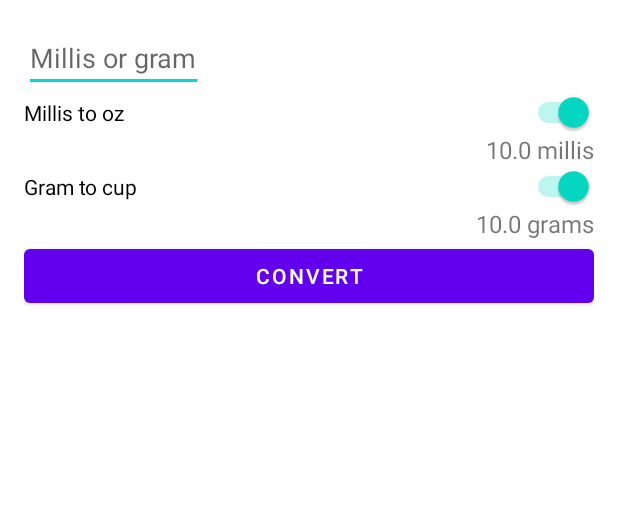
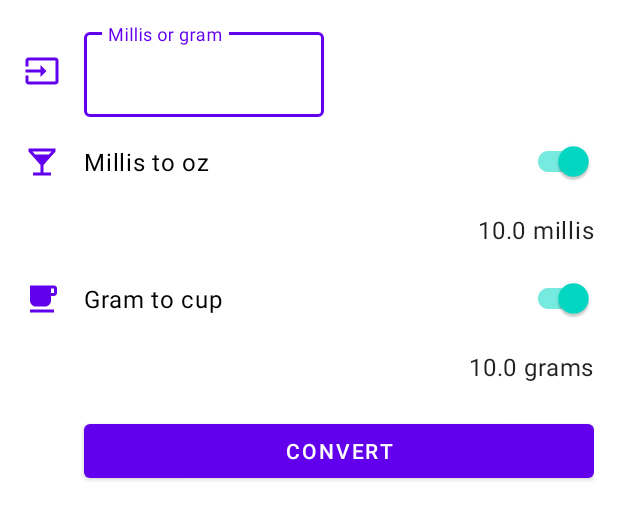
Before and after one commit to Oneul1213/ADG_CookingUnitConverter, an Android app: the layout activity_main.xml on its own in the app's theme, with its tools: preview values and no code run, on a phone screen of 412 x 824 dp. Shown: the top 520 px of the screen. Run offline under Robolectric (Android 15) with nearby library versions, the phone set to English and light mode, and no system bars.

Commit message:
테마 적용(Create a more polished user experience - 연습하기)

```diff
--- /dev/null
+++ b/app/src/main/res/drawable/ic_cup.xml
@@ -0,0 +1,10 @@
+<vector xmlns:android="http://schemas.android.com/apk/res/android"
+    android:width="24dp"
+    android:height="24dp"
+    android:tint="?attr/colorPrimary"
+    android:viewportWidth="24"
+    android:viewportHeight="24">
+    <path
+        android:fillColor="@android:color/white"
+        android:pathData="M20,3L4,3v10c0,2.21 1.79,4 4,4h6c2.21,0 4,-1.79 4,-4v-3h2c1.11,0 2,-0.9 2,-2L22,5c0,-1.11 -0.89,-2 -2,-2zM20,8h-2L18,5h2v3zM4,19h16v2L4,21z" />
+</vector>
--- /dev/null
+++ b/app/src/main/res/drawable/ic_input.xml
@@ -0,0 +1,10 @@
+<vector xmlns:android="http://schemas.android.com/apk/res/android"
+    android:width="24dp"
+    android:height="24dp"
+    android:tint="?attr/colorPrimary"
+    android:viewportWidth="24"
+    android:viewportHeight="24">
+    <path
+        android:fillColor="@android:color/white"
+        android:pathData="M21,3.01H3c-1.1,0 -2,0.9 -2,2V9h2V4.99h18v14.03H3V15H1v4.01c0,1.1 0.9,1.98 2,1.98h18c1.1,0 2,-0.88 2,-1.98v-14c0,-1.11 -0.9,-2 -2,-2zM11,16l4,-4 -4,-4v3H1v2h10v3z" />
+</vector>
--- /dev/null
+++ b/app/src/main/res/drawable/ic_oz.xml
@@ -0,0 +1,10 @@
+<vector xmlns:android="http://schemas.android.com/apk/res/android"
+    android:width="24dp"
+    android:height="24dp"
+    android:tint="?attr/colorPrimary"
+    android:viewportWidth="24"
+    android:viewportHeight="24">
+    <path
+        android:fillColor="@android:color/white"
+        android:pathData="M21,5V3H3v2l8,9v5H6v2h12v-2h-5v-5l8,-9zM7.43,7L5.66,5h12.69l-1.78,2H7.43z" />
+</vector>
--- a/app/src/main/res/layout/activity_main.xml
+++ b/app/src/main/res/layout/activity_main.xml
@@ -8,49 +8,97 @@
     android:padding="16dp"
     tools:context=".MainActivity">
 
-    <EditText
-        android:id="@+id/millis_or_gram"
+    <ImageView
+        android:id="@+id/ic_millis_or_gram"
         android:layout_width="wrap_content"
         android:layout_height="wrap_content"
+        android:importantForAccessibility="no"
+        app:srcCompat="@drawable/ic_input"
+        app:layout_constraintTop_toTopOf="@id/millis_or_gram"
+        app:layout_constraintStart_toStartOf="parent"
+        app:layout_constraintBottom_toBottomOf="@id/millis_or_gram"
+        />
+
+    <com.google.android.material.textfield.TextInputLayout
+        android:id="@+id/millis_or_gram"
+        android:layout_width="160dp"
+        android:layout_height="wrap_content"
         android:hint="@string/millis_or_gram"
+        android:layout_marginStart="16dp"
         app:layout_constraintTop_toTopOf="parent"
-        app:layout_constraintStart_toStartOf="parent" />
+        app:layout_constraintStart_toEndOf="@id/ic_millis_or_gram">
 
-    <Switch
+        <com.google.android.material.textfield.TextInputEditText
+            android:id="@+id/millis_or_gram_edit_text"
+            android:layout_width="match_parent"
+            android:layout_height="wrap_content"
+            android:inputType="numberDecimal" />
+
+    </com.google.android.material.textfield.TextInputLayout>
+
+    <ImageView
+        android:id="@+id/ic_millis_to_oz"
+        android:layout_width="wrap_content"
+        android:layout_height="wrap_content"
+        android:importantForAccessibility="no"
+        app:srcCompat="@drawable/ic_oz"
+        app:layout_constraintStart_toStartOf="parent"
+        app:layout_constraintTop_toTopOf="@id/millis_to_oz_switch"
+        app:layout_constraintBottom_toBottomOf="@id/millis_to_oz_switch" />
+
+    <com.google.android.material.switchmaterial.SwitchMaterial
         android:id="@+id/millis_to_oz_switch"
         android:layout_width="0dp"
         android:layout_height="16dp"
         android:text="@string/millis_to_oz"
         android:checked="true"
+        android:layout_marginStart="16dp"
+        android:layout_marginTop="16dp"
         app:layout_constraintTop_toBottomOf="@id/millis_or_gram"
-        app:layout_constraintStart_toStartOf="parent"
+        app:layout_constraintStart_toEndOf="@id/ic_millis_to_oz"
         app:layout_constraintEnd_toEndOf="parent" />
 
     <TextView
         android:id="@+id/millis_or_gram_text_view"
+        style="@style/Widget.CookingUnitConverter.TextView"
         android:layout_width="wrap_content"
         android:layout_height="wrap_content"
         tools:text="10.0 millis"
         android:textSize="16sp"
+        android:layout_marginTop="8dp"
         app:layout_constraintTop_toBottomOf="@id/millis_to_oz_switch"
         app:layout_constraintEnd_toEndOf="parent" />
 
-    <Switch
+    <ImageView
+        android:id="@+id/ic_grams_to_cup"
+        android:layout_width="wrap_content"
+        android:layout_height="wrap_content"
+        android:importantForAccessibility="no"
+        app:srcCompat="@drawable/ic_cup"
+        app:layout_constraintStart_toStartOf="parent"
+        app:layout_constraintTop_toTopOf="@id/grams_to_cup_switch"
+        app:layout_constraintBottom_toBottomOf="@id/grams_to_cup_switch" />
+
+    <com.google.android.material.switchmaterial.SwitchMaterial
         android:id="@+id/grams_to_cup_switch"
         android:layout_width="0dp"
         android:layout_height="16dp"
         android:text="@string/gram_to_cup"
         android:checked="true"
+        android:layout_marginStart="16dp"
+        android:layout_marginTop="8dp"
         app:layout_constraintTop_toBottomOf="@id/millis_or_gram_text_view"
-        app:layout_constraintStart_toStartOf="parent"
+        app:layout_constraintStart_toEndOf="@id/ic_grams_to_cup"
         app:layout_constraintEnd_toEndOf="parent" />
 
     <TextView
         android:id="@+id/gram_or_cup_text_view"
+        style="@style/Widget.CookingUnitConverter.TextView"
         android:layout_width="wrap_content"
         android:layout_height="wrap_content"
         tools:text="10.0 grams"
         android:textSize="16sp"
+        android:layout_marginTop="8dp"
         app:layout_constraintTop_toBottomOf="@id/grams_to_cup_switch"
         app:layout_constraintEnd_toEndOf="parent" />
 
@@ -59,8 +107,9 @@
         android:layout_width="0dp"
         android:layout_height="wrap_content"
         android:text="@string/convert"
+        android:layout_marginTop="8dp"
         app:layout_constraintTop_toBottomOf="@id/gram_or_cup_text_view"
-        app:layout_constraintStart_toStartOf="parent"
+        app:layout_constraintStart_toStartOf="@id/grams_to_cup_switch"
         app:layout_constraintEnd_toEndOf="parent" />
 
 </androidx.constraintlayout.widget.ConstraintLayout>
--- a/app/src/main/res/values-night/themes.xml
+++ b/app/src/main/res/values-night/themes.xml
@@ -11,6 +11,9 @@
         <item name="colorOnSecondary">@color/black</item>
         <!-- Status bar color. -->
         <item name="android:statusBarColor" tools:targetApi="l">?attr/colorPrimaryVariant</item>
-        <!-- Customize your theme here. -->
+        <!-- Text input fields -->
+        <item name="textInputStyle">@style/Widget.MaterialComponents.TextInputLayout.OutlinedBox</item>
+        <!-- Switches -->
+        <item name="switchStyle">@style/Widget.CookingUnitConverter.CompoundButton.Switch</item>
     </style>
 </resources>
--- /dev/null
+++ b/app/src/main/res/values/dimens.xml
@@ -0,0 +1,4 @@
+<?xml version="1.0" encoding="utf-8"?>
+<resources>
+    <dimen name="min_text_height">48dp</dimen>
+</resources>
--- /dev/null
+++ b/app/src/main/res/values/style.xml
@@ -0,0 +1,13 @@
+<?xml version="1.0" encoding="utf-8"?>
+<resources>
+    <style name="Widget.CookingUnitConverter.TextView" parent="Widget.MaterialComponents.TextView">
+        <item name="android:minHeight">@dimen/min_text_height</item>
+        <item name="android:gravity">center_vertical</item>
+        <item name="android:textAppearance">?attr/textAppearanceBody1</item>
+    </style>
+    <style name="Widget.CookingUnitConverter.CompoundButton.Switch" parent="Widget.MaterialComponents.CompoundButton.Switch">
+        <item name="android:minHeight">@dimen/min_text_height</item>
+        <item name="android:gravity">center_vertical</item>
+        <item name="android:textAppearance">?attr/textAppearanceBody1</item>
+    </style>
+</resources>
--- a/app/src/main/res/values/themes.xml
+++ b/app/src/main/res/values/themes.xml
@@ -11,6 +11,9 @@
         <item name="colorOnSecondary">@color/black</item>
         <!-- Status bar color. -->
         <item name="android:statusBarColor" tools:targetApi="l">?attr/colorPrimaryVariant</item>
-        <!-- Customize your theme here. -->
+        <!-- Text input fields -->
+        <item name="textInputStyle">@style/Widget.MaterialComponents.TextInputLayout.OutlinedBox</item>
+        <!-- Switches -->
+        <item name="switchStyle">@style/Widget.CookingUnitConverter.CompoundButton.Switch</item>
     </style>
 </resources>
```
